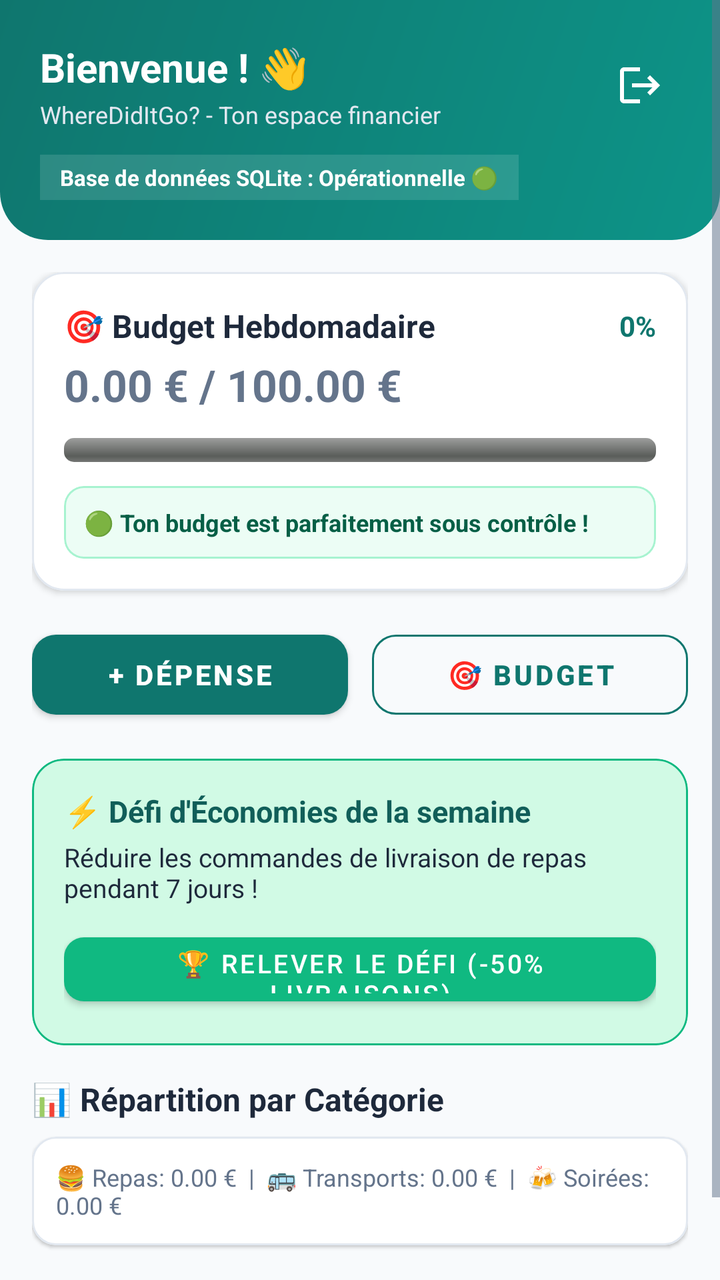
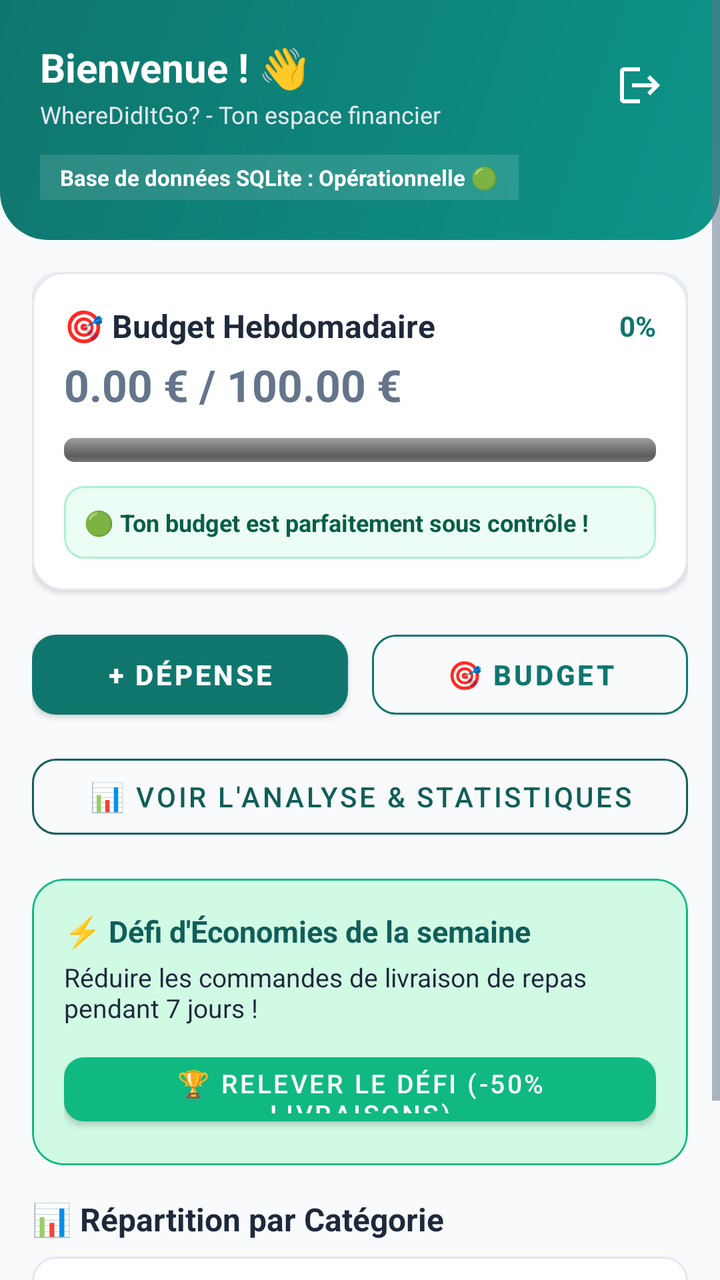

Two renders of the same Android screen: before a commit and after it. Below are the layout's source before the change and the commit's diff.
<!-- AndroidManifest.xml: application theme Theme.MyApplication -->
<!-- res/layout/activity_main.xml -->
<?xml version="1.0" encoding="utf-8"?>
<ScrollView xmlns:android="http://schemas.android.com/apk/res/android"
    xmlns:app="http://schemas.android.com/apk/res-auto"
    xmlns:tools="http://schemas.android.com/tools"
    android:layout_width="match_parent"
    android:layout_height="match_parent"
    android:background="@color/background"
    android:fillViewport="true"
    tools:context=".MainActivity">

    <LinearLayout
        android:layout_width="match_parent"
        android:layout_height="wrap_content"
        android:orientation="vertical">

        
        <LinearLayout
            android:layout_width="match_parent"
            android:layout_height="wrap_content"
            android:background="@drawable/bg_header_gradient"
            android:orientation="vertical"
            android:padding="20dp">

            <LinearLayout
                android:layout_width="match_parent"
                android:layout_height="wrap_content"
                android:gravity="center_vertical"
                android:orientation="horizontal">

                <LinearLayout
                    android:layout_width="0dp"
                    android:layout_height="wrap_content"
                    android:layout_weight="1"
                    android:orientation="vertical">

                    <TextView
                        android:id="@+id/tv_welcome_name"
                        android:layout_width="wrap_content"
                        android:layout_height="wrap_content"
                        android:text="Bienvenue ! 👋"
                        android:textColor="@color/white"
                        android:textSize="20sp"
                        android:textStyle="bold" />

                    <TextView
                        android:layout_width="wrap_content"
                        android:layout_height="wrap_content"
                        android:layout_marginTop="2dp"
                        android:text="@string/dashboard_subtitle"
                        android:textColor="#E2E8F0"
                        android:textSize="12sp" />
                </LinearLayout>

                <ImageButton
                    android:id="@+id/btn_logout"
                    android:layout_width="40dp"
                    android:layout_height="40dp"
                    android:background="?attr/selectableItemBackgroundBorderless"
                    android:contentDescription="@string/btn_logout"
                    android:src="@drawable/ic_logout"
                    app:tint="@color/white" />
            </LinearLayout>

            <TextView
                android:id="@+id/tv_db_status"
                android:layout_width="wrap_content"
                android:layout_height="wrap_content"
                android:layout_marginTop="12dp"
                android:background="#20FFFFFF"
                android:paddingHorizontal="10dp"
                android:paddingVertical="4dp"
                android:text="@string/db_status"
                android:textColor="@color/white"
                android:textSize="11sp"
                android:textStyle="bold" />
        </LinearLayout>

        
        <LinearLayout
            android:layout_width="match_parent"
            android:layout_height="wrap_content"
            android:orientation="vertical"
            android:padding="16dp">

            
            <com.google.android.material.card.MaterialCardView
                android:layout_width="match_parent"
                android:layout_height="wrap_content"
                android:layout_marginBottom="16dp"
                app:cardBackgroundColor="@color/card_background"
                app:cardCornerRadius="16dp"
                app:cardElevation="2dp"
                app:strokeColor="@color/stroke_color"
                app:strokeWidth="1dp">

                <LinearLayout
                    android:layout_width="match_parent"
                    android:layout_height="wrap_content"
                    android:orientation="vertical"
                    android:padding="16dp">

                    <LinearLayout
                        android:layout_width="match_parent"
                        android:layout_height="wrap_content"
                        android:gravity="center_vertical"
                        android:orientation="horizontal">

                        <TextView
                            android:layout_width="0dp"
                            android:layout_height="wrap_content"
                            android:layout_weight="1"
                            android:text="🎯 Budget Hebdomadaire"
                            android:textColor="@color/text_primary"
                            android:textSize="16sp"
                            android:textStyle="bold" />

                        <TextView
                            android:id="@+id/tv_budget_percentage"
                            android:layout_width="wrap_content"
                            android:layout_height="wrap_content"
                            android:text="0%"
                            android:textColor="@color/primary"
                            android:textSize="14sp"
                            android:textStyle="bold" />
                    </LinearLayout>

                    <TextView
                        android:id="@+id/tv_budget_summary"
                        android:layout_width="wrap_content"
                        android:layout_height="wrap_content"
                        android:layout_marginTop="4dp"
                        android:text="0.00 € / 100.00 €"
                        android:textColor="@color/text_secondary"
                        android:textSize="22sp"
                        android:textStyle="bold" />

                    
                    <ProgressBar
                        android:id="@+id/progress_bar_budget"
                        style="?android:attr/progressBarStyleHorizontal"
                        android:layout_width="match_parent"
                        android:layout_height="12dp"
                        android:layout_marginTop="12dp"
                        android:max="100"
                        android:progress="0"
                        android:progressDrawable="@android:drawable/progress_horizontal" />

                    
                    <com.google.android.material.card.MaterialCardView
                        android:id="@+id/card_alert"
                        android:layout_width="match_parent"
                        android:layout_height="wrap_content"
                        android:layout_marginTop="12dp"
                        app:cardBackgroundColor="#ECFDF5"
                        app:cardCornerRadius="10dp"
                        app:cardElevation="0dp"
                        app:strokeColor="#A7F3D0"
                        app:strokeWidth="1dp">

                        <TextView
                            android:id="@+id/tv_alert_text"
                            android:layout_width="match_parent"
                            android:layout_height="wrap_content"
                            android:padding="10dp"
                            android:text="🟢 Ton budget est parfaitement sous contrôle !"
                            android:textColor="#065F46"
                            android:textSize="12sp"
                            android:textStyle="bold" />
                    </com.google.android.material.card.MaterialCardView>

                </LinearLayout>
            </com.google.android.material.card.MaterialCardView>

            
            <LinearLayout
                android:layout_width="match_parent"
                android:layout_height="wrap_content"
                android:layout_marginBottom="16dp"
                android:orientation="horizontal">

                <com.google.android.material.button.MaterialButton
                    android:id="@+id/btn_add_expense"
                    android:layout_width="0dp"
                    android:layout_height="52dp"
                    android:layout_marginEnd="6dp"
                    android:layout_weight="1"
                    android:text="+ Dépense"
                    android:textColor="@color/white"
                    android:textSize="14sp"
                    android:textStyle="bold"
                    app:backgroundTint="@color/primary"
                    app:cornerRadius="12dp" />

                <com.google.android.material.button.MaterialButton
                    android:id="@+id/btn_set_budget"
                    style="@style/Widget.MaterialComponents.Button.OutlinedButton"
                    android:layout_width="0dp"
                    android:layout_height="52dp"
                    android:layout_marginStart="6dp"
                    android:layout_weight="1"
                    android:text="🎯 Budget"
                    android:textColor="@color/primary"
                    android:textSize="14sp"
                    android:textStyle="bold"
                    app:cornerRadius="12dp"
                    app:strokeColor="@color/primary" />
            </LinearLayout>

            
            <com.google.android.material.card.MaterialCardView
                android:layout_width="match_parent"
                android:layout_height="wrap_content"
                android:layout_marginBottom="16dp"
                app:cardBackgroundColor="@color/accent_light"
                app:cardCornerRadius="16dp"
                app:cardElevation="0dp"
                app:strokeColor="@color/accent"
                app:strokeWidth="1dp">

                <LinearLayout
                    android:layout_width="match_parent"
                    android:layout_height="wrap_content"
                    android:orientation="vertical"
                    android:padding="16dp">

                    <TextView
                        android:layout_width="wrap_content"
                        android:layout_height="wrap_content"
                        android:text="⚡ Défi d'Économies de la semaine"
                        android:textColor="@color/primary_dark"
                        android:textSize="15sp"
                        android:textStyle="bold" />

                    <TextView
                        android:layout_width="wrap_content"
                        android:layout_height="wrap_content"
                        android:layout_marginTop="4dp"
                        android:text="Réduire les commandes de livraison de repas pendant 7 jours !"
                        android:textColor="@color/text_primary"
                        android:textSize="13sp" />

                    <com.google.android.material.button.MaterialButton
                        android:id="@+id/btn_complete_challenge"
                        android:layout_width="match_parent"
                        android:layout_height="44dp"
                        android:layout_marginTop="10dp"
                        android:text="🏆 Relever le défi (-50% Livraisons)"
                        android:textColor="@color/white"
                        android:textSize="13sp"
                        app:backgroundTint="@color/accent"
                        app:cornerRadius="10dp" />

                </LinearLayout>
            </com.google.android.material.card.MaterialCardView>

            
            <TextView
                android:layout_width="wrap_content"
                android:layout_height="wrap_content"
                android:layout_marginBottom="8dp"
                android:text="📊 Répartition par Catégorie"
                android:textColor="@color/text_primary"
                android:textSize="16sp"
                android:textStyle="bold" />

            
            <com.google.android.material.card.MaterialCardView
                android:layout_width="match_parent"
                android:layout_height="wrap_content"
                android:layout_marginBottom="16dp"
                app:cardBackgroundColor="@color/card_background"
                app:cardCornerRadius="12dp"
                app:cardElevation="1dp"
                app:strokeColor="@color/stroke_color"
                app:strokeWidth="1dp">

                <TextView
                    android:id="@+id/tv_category_breakdown"
                    android:layout_width="match_parent"
                    android:layout_height="wrap_content"
                    android:padding="12dp"
                    android:text="🍔 Repas: 0.00 €  |  🚌 Transports: 0.00 €  |  🍻 Soirées: 0.00 €"
                    android:textColor="@color/text_secondary"
                    android:textSize="12sp" />
            </com.google.android.material.card.MaterialCardView>

            
            <TextView
                android:layout_width="wrap_content"
                android:layout_height="wrap_content"
                android:layout_marginBottom="8dp"
                android:text="📋 Historique de tes Dépenses"
                android:textColor="@color/text_primary"
                android:textSize="16sp"
                android:textStyle="bold" />

            
            <TextView
                android:id="@+id/tv_empty_expenses"
                android:layout_width="match_parent"
                android:layout_height="wrap_content"
                android:gravity="center"
                android:padding="20dp"
                android:text="Aucune dépense enregistrée. Cliquez sur '+ Dépense' pour commencer !"
                android:textColor="@color/text_secondary"
                android:textSize="13sp"
                android:visibility="gone" />

            
            <androidx.recyclerview.widget.RecyclerView
                android:id="@+id/rv_expenses"
                android:layout_width="match_parent"
                android:layout_height="wrap_content"
                android:nestedScrollingEnabled="false"
                tools:listitem="@layout/item_expense" />

        </LinearLayout>
    </LinearLayout>
</ScrollView>
<!-- res/layout/item_expense.xml (included above) -->
<?xml version="1.0" encoding="utf-8"?>
<com.google.android.material.card.MaterialCardView xmlns:android="http://schemas.android.com/apk/res/android"
    xmlns:app="http://schemas.android.com/apk/res-auto"
    android:layout_width="match_parent"
    android:layout_height="wrap_content"
    android:layout_marginBottom="8dp"
    app:cardBackgroundColor="@color/card_background"
    app:cardCornerRadius="12dp"
    app:cardElevation="1dp"
    app:strokeColor="@color/stroke_color"
    app:strokeWidth="1dp">

    <LinearLayout
        android:layout_width="match_parent"
        android:layout_height="wrap_content"
        android:gravity="center_vertical"
        android:orientation="horizontal"
        android:padding="12dp">

        <TextView
            android:id="@+id/tv_expense_icon"
            android:layout_width="44dp"
            android:layout_height="44dp"
            android:background="#100F766E"
            android:gravity="center"
            android:text="🍔"
            android:textSize="22sp" />

        <LinearLayout
            android:layout_width="0dp"
            android:layout_height="wrap_content"
            android:layout_marginStart="12dp"
            android:layout_weight="1"
            android:orientation="vertical">

            <TextView
                android:id="@+id/tv_expense_category"
                android:layout_width="wrap_content"
                android:layout_height="wrap_content"
                android:text="Repas / Resto"
                android:textColor="@color/text_primary"
                android:textSize="15sp"
                android:textStyle="bold" />

            <TextView
                android:id="@+id/tv_expense_note"
                android:layout_width="wrap_content"
                android:layout_height="wrap_content"
                android:layout_marginTop="2dp"
                android:text="Fast food entre cours"
                android:textColor="@color/text_secondary"
                android:textSize="12sp" />

            <TextView
                android:id="@+id/tv_expense_date"
                android:layout_width="wrap_content"
                android:layout_height="wrap_content"
                android:layout_marginTop="2dp"
                android:text="Aujourd'hui"
                android:textColor="@color/text_hint"
                android:textSize="11sp" />
        </LinearLayout>

        <TextView
            android:id="@+id/tv_expense_amount"
            android:layout_width="wrap_content"
            android:layout_height="wrap_content"
            android:layout_marginEnd="8dp"
            android:text="-12.50 €"
            android:textColor="@color/error_color"
            android:textSize="16sp"
            android:textStyle="bold" />

        <ImageButton
            android:id="@+id/btn_delete_expense"
            android:layout_width="36dp"
            android:layout_height="36dp"
            android:background="?attr/selectableItemBackgroundBorderless"
            android:contentDescription="Supprimer dépense"
            android:padding="6dp"
            android:src="@android:drawable/ic_menu_delete"
            app:tint="@color/text_secondary" />

    </LinearLayout>
</com.google.android.material.card.MaterialCardView>
<!-- resources referenced by this layout -->
<resources>
  <color name="accent">#10B981</color>
  <color name="accent_light">#D1FAE5</color>
  <color name="background">#F8FAFC</color>
  <color name="card_background">#FFFFFF</color>
  <color name="error_color">#EF4444</color>
  <color name="primary">#0F766E</color>
  <color name="primary_dark">#115E59</color>
  <color name="stroke_color">#E2E8F0</color>
  <color name="text_hint">#94A3B8</color>
  <color name="text_primary">#1E293B</color>
  <color name="text_secondary">#64748B</color>
  <color name="white">#FFFFFFFF</color>
  <!-- drawable bg_header_gradient (drawable) -->
  <?xml version="1.0" encoding="utf-8"?>
  <shape xmlns:android="http://schemas.android.com/apk/res/android"
      android:shape="rectangle">
      <gradient
          android:angle="135"
          android:endColor="#0F766E"
          android:startColor="#0D9488"
          android:type="linear" />
      <corners
          android:bottomLeftRadius="24dp"
          android:bottomRightRadius="24dp" />
  </shape>
  <!-- drawable ic_logout (drawable) -->
  <vector xmlns:android="http://schemas.android.com/apk/res/android"
      android:width="24dp"
      android:height="24dp"
      android:viewportWidth="24"
      android:viewportHeight="24">
    <path
        android:fillColor="#EF4444"
        android:pathData="M17,7l-1.41,1.41L18.17,11H8v2h10.17l-2.58,2.58L17,17l5,-5zM4,5h8V3H4c-1.1,0 -2,0.9 -2,2v14c0,1.1 0.9,2 2,2h8v-2H4V5z"/>
  </vector>
  <string name="btn_logout">Se déconnecter</string>
  <string name="dashboard_subtitle">WhereDidItGo? - Ton espace financier</string>
  <string name="db_status">Base de données SQLite : Opérationnelle 🟢</string>
  <style name="Theme.MyApplication" parent="Theme.MaterialComponents.Light.NoActionBar">
          
          <item name="colorPrimary">@color/primary</item>
          <item name="colorPrimaryVariant">@color/primary_dark</item>
          <item name="colorOnPrimary">@color/white</item>
          
          <item name="colorSecondary">@color/accent</item>
          <item name="colorSecondaryVariant">@color/accent</item>
          <item name="colorOnSecondary">@color/white</item>
          
          <item name="android:statusBarColor">@color/primary_dark</item>
          
          <item name="android:windowBackground">@color/background</item>
          <item name="colorSurface">@color/card_background</item>
          <item name="colorOnSurface">@color/text_primary</item>
  
          
          <item name="android:textColorPrimary">@color/text_primary</item>
          <item name="android:textColorSecondary">@color/text_secondary</item>
          <item name="android:editTextColor">@color/text_primary</item>
          <item name="android:textColorHint">@color/text_hint</item>
      </style>
</resources>

<!-- the commit's change to res/layout/activity_main.xml (unified diff, before → after) -->
@@ -175,7 +175,7 @@
             <LinearLayout
                 android:layout_width="match_parent"
                 android:layout_height="wrap_content"
-                android:layout_marginBottom="16dp"
+                android:layout_marginBottom="10dp"
                 android:orientation="horizontal">
 
                 <com.google.android.material.button.MaterialButton
@@ -205,6 +205,19 @@
                     app:cornerRadius="12dp"
                     app:strokeColor="@color/primary" />
             </LinearLayout>
+
+            
+            <com.google.android.material.button.MaterialButton
+                android:id="@+id/btn_view_stats"
+                style="@style/Widget.MaterialComponents.Button.OutlinedButton"
+                android:layout_width="match_parent"
+                android:layout_height="50dp"
+                android:layout_marginBottom="16dp"
+                android:text="📊 Voir l'Analyse &amp; Statistiques"
+                android:textColor="@color/primary_dark"
+                android:textSize="14sp"
+                app:cornerRadius="12dp"
+                app:strokeColor="@color/primary_dark" />
 
             
             <com.google.android.material.card.MaterialCardView
